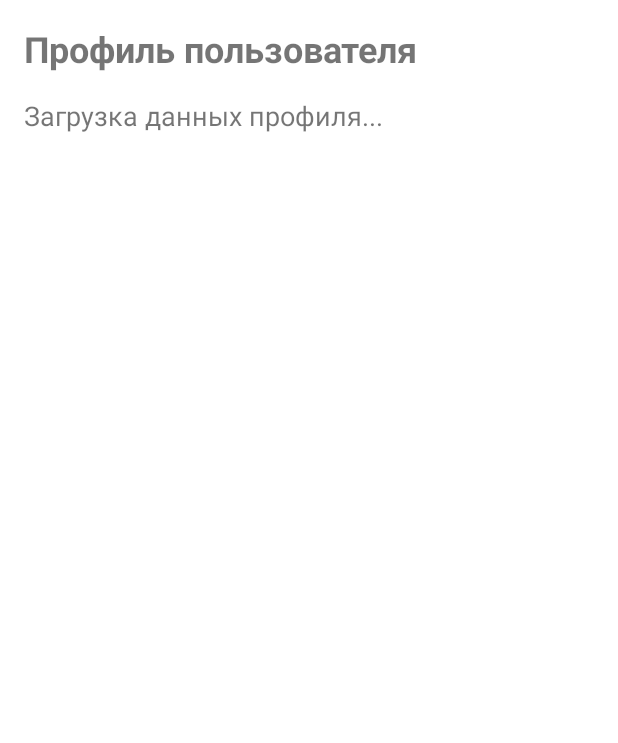
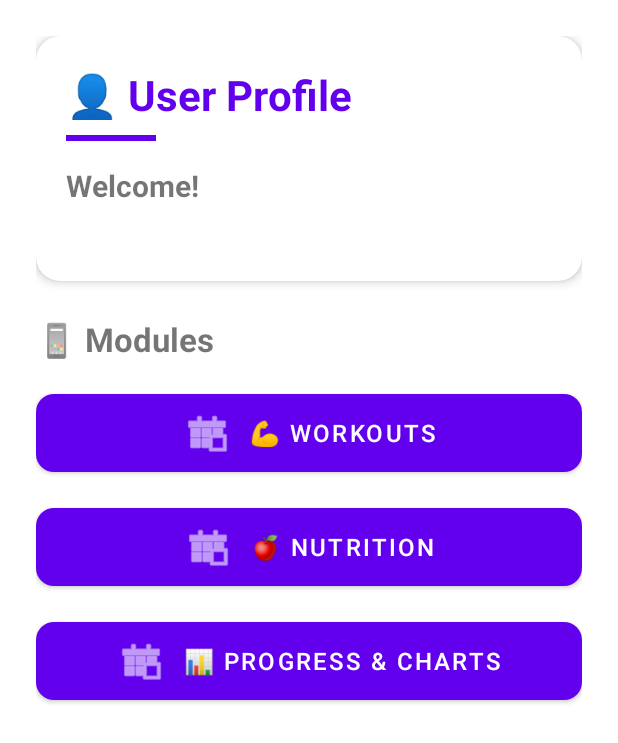
Before and after one commit to Shaken89/AndroidFinal, an Android app: the fragment ProfileFragment shown on its own in the app's theme, on a phone screen of 412 x 824 dp. Shown: the top 743 px of the screen. Run offline under Robolectric (Android 15) with nearby library versions, the phone set to English and light mode, and no system bars; our stand-ins replace Dagger/Hilt's generated code; 2 statements that could not run were skipped.

Commit message:
update profile screen layout

```diff
--- a/app/src/main/java/com/example/fitnessplusapp/ui/profile/ProfileFragment.kt
+++ b/app/src/main/java/com/example/fitnessplusapp/ui/profile/ProfileFragment.kt
@@ -1,45 +1,52 @@
-// File: app/src/main/java/com/example/fitnessplusapp/ui/profile/ProfileFragment.kt
 package com.example.fitnessplusapp.ui.profile
 
 import android.os.Bundle
 import android.view.View
+import android.widget.Button
+import android.widget.TextView
 import androidx.fragment.app.Fragment
-import androidx.fragment.app.viewModels
+import androidx.navigation.fragment.findNavController
 import com.example.fitnessplusapp.R
-import com.example.fitnessplusapp.databinding.FragmentProfileBinding
+import com.example.fitnessplusapp.data.repository.AuthRepository
 import dagger.hilt.android.AndroidEntryPoint
+import javax.inject.Inject
 
 @AndroidEntryPoint
 class ProfileFragment : Fragment(R.layout.fragment_profile) {
 
-    private var _binding: FragmentProfileBinding? = null
-    private val binding get() = _binding!!
-
-    private val viewModel: ProfileViewModel by viewModels()
+    @Inject
+    lateinit var authRepository: AuthRepository
 
     override fun onViewCreated(view: View, savedInstanceState: Bundle?) {
         super.onViewCreated(view, savedInstanceState)
-        _binding = FragmentProfileBinding.bind(view)
 
-        observeViewModel()
-    }
+        val tvUserName = view.findViewById<TextView>(R.id.tv_user_name)
+        val tvUserEmail = view.findViewById<TextView>(R.id.tv_user_email)
+        val btnWorkouts = view.findViewById<Button>(R.id.btnWorkouts)
+        val btnNutrition = view.findViewById<Button>(R.id.btnNutrition)
+        val btnProgress = view.findViewById<Button>(R.id.btnProgress)
 
-    private fun observeViewModel() {
-        viewModel.userProfile.observe(viewLifecycleOwner) { user ->
-            // user может быть null, если в базе еще нет данных
-            if (user != null) {
-                binding.tvUserName.text = "Имя: ${user.name ?: "Не указано"}"
-                binding.tvUserEmail.text = "Email: ${user.email}"
-                // Обновите остальные TextView по аналогии
-            } else {
-                binding.tvUserName.text = "Загрузка данных профиля..."
-                binding.tvUserEmail.text = ""
-            }
+        // показываем текущего юзера
+        val currentUser = authRepository.currentUser
+        if (currentUser != null) {
+            tvUserName.text = "Добро пожаловать!"
+            tvUserEmail.text = currentUser
+        } else {
+            tvUserName.text = "Не авторизован"
+            tvUserEmail.text = "Войдите в систему"
+        }
+
+        // навигация по модулям
+        btnWorkouts.setOnClickListener {
+            findNavController().navigate(R.id.action_profileFragment_to_workoutListFragment)
+        }
+
+        btnNutrition.setOnClickListener {
+            findNavController().navigate(R.id.action_profileFragment_to_nutritionListFragment)
+        }
+
+        btnProgress.setOnClickListener {
+            findNavController().navigate(R.id.action_profileFragment_to_progressFragment)
         }
     }
-
-    override fun onDestroyView() {
-        super.onDestroyView()
-        _binding = null
-    }
 }
--- a/app/src/main/res/layout/fragment_profile.xml
+++ b/app/src/main/res/layout/fragment_profile.xml
@@ -1,30 +1,107 @@
 <?xml version="1.0" encoding="utf-8"?>
-<!-- File: res/layout/fragment_profile.xml -->
-<LinearLayout xmlns:android="http://schemas.android.com/apk/res/android"
+<ScrollView xmlns:android="http://schemas.android.com/apk/res/android"
+    xmlns:app="http://schemas.android.com/apk/res-auto"
     android:layout_width="match_parent"
     android:layout_height="match_parent"
+    android:fillViewport="true">
+
+    <LinearLayout
+        android:layout_width="match_parent"
+        android:layout_height="wrap_content"
         android:orientation="vertical"
-    android:padding="16dp">
+        android:padding="24dp">
+
+        <!-- Profile Header -->
+        <com.google.android.material.card.MaterialCardView
+            android:layout_width="match_parent"
+            android:layout_height="wrap_content"
+            app:cardCornerRadius="16dp"
+            app:cardElevation="4dp"
+            android:layout_marginBottom="24dp">
+
+            <LinearLayout
+                android:layout_width="match_parent"
+                android:layout_height="wrap_content"
+                android:orientation="vertical"
+                android:padding="20dp">
 
                 <TextView
                     android:layout_width="wrap_content"
                     android:layout_height="wrap_content"
-        android:text="Профиль пользователя"
-        android:textSize="24sp"
-        android:textStyle="bold"/>
+                    android:text="👤 User Profile"
+                    android:textSize="28sp"
+                    android:textStyle="bold"
+                    android:textColor="?attr/colorPrimary"/>
+
+                <View
+                    android:layout_width="60dp"
+                    android:layout_height="4dp"
+                    android:layout_marginTop="8dp"
+                    android:background="?attr/colorPrimary"/>
 
                 <TextView
                     android:id="@+id/tv_user_name"
                     android:layout_width="wrap_content"
                     android:layout_height="wrap_content"
                     android:layout_marginTop="16dp"
-        android:textSize="18sp"/>
+                    android:textSize="20sp"
+                    android:textStyle="bold"
+                    android:text="Welcome!"/>
 
                 <TextView
                     android:id="@+id/tv_user_email"
                     android:layout_width="wrap_content"
                     android:layout_height="wrap_content"
                     android:layout_marginTop="8dp"
-        android:textSize="18sp"/>
-    <!-- Добавьте другие поля по аналогии (возраст, вес, рост) -->
+                    android:textSize="16sp"
+                    android:textColor="?android:attr/textColorSecondary"/>
+
             </LinearLayout>
+        </com.google.android.material.card.MaterialCardView>
+
+        <!-- Modules Section -->
+        <TextView
+            android:layout_width="wrap_content"
+            android:layout_height="wrap_content"
+            android:text="📱 Modules"
+            android:textSize="22sp"
+            android:textStyle="bold"
+            android:layout_marginBottom="16dp"/>
+
+        <com.google.android.material.button.MaterialButton
+            android:id="@+id/btnWorkouts"
+            android:layout_width="match_parent"
+            android:layout_height="64dp"
+            android:layout_marginBottom="12dp"
+            android:text="💪 WORKOUTS"
+            android:textSize="16sp"
+            app:cornerRadius="12dp"
+            app:icon="@android:drawable/ic_menu_today"
+            app:iconGravity="textStart"
+            app:iconPadding="12dp"/>
+
+        <com.google.android.material.button.MaterialButton
+            android:id="@+id/btnNutrition"
+            android:layout_width="match_parent"
+            android:layout_height="64dp"
+            android:layout_marginBottom="12dp"
+            android:text="🍎 NUTRITION"
+            android:textSize="16sp"
+            app:cornerRadius="12dp"
+            app:icon="@android:drawable/ic_menu_today"
+            app:iconGravity="textStart"
+            app:iconPadding="12dp"/>
+
+        <com.google.android.material.button.MaterialButton
+            android:id="@+id/btnProgress"
+            android:layout_width="match_parent"
+            android:layout_height="64dp"
+            android:text="📊 PROGRESS &amp; CHARTS"
+            android:textSize="16sp"
+            app:cornerRadius="12dp"
+            app:icon="@android:drawable/ic_menu_today"
+            app:iconGravity="textStart"
+            app:iconPadding="12dp"/>
+
+    </LinearLayout>
+</ScrollView>
```
Lines whose indentation alone changed are shown as unchanged.
